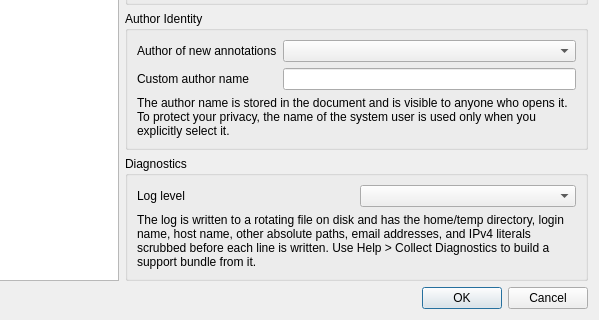
The window that Pdf4QtLibGui/pdfviewersettingsdialog.ui (studio-berry/loop) describes before a commit, drawn with Qt 5; both pictures show x 148 to 747 and y 297 to 617 of the 747 by 617 pixel window.
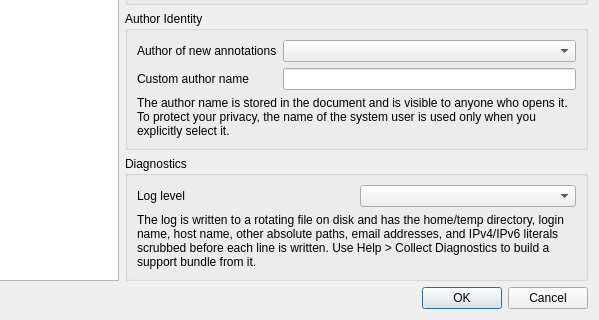
The same window after the commit. The open tabs and pages were chosen to show the change.

Commit message: Harden privacy-safe diagnostics bundles

What changed in the file:
```diff
--- a/Pdf4QtLibGui/pdfviewersettingsdialog.ui
+++ b/Pdf4QtLibGui/pdfviewersettingsdialog.ui
@@ -979,7 +979,7 @@
             <item row="1" column="0" colspan="2">
              <widget class="QLabel" name="diagnosticsHelpLabel">
               <property name="text">
-               <string>The log is written to a rotating file on disk and has the home/temp directory, login name, host name, other absolute paths, email addresses, and IPv4 literals scrubbed before each line is written. Use Help &gt; Collect Diagnostics to build a support bundle from it.</string>
+               <string>The log is written to a rotating file on disk and has the home/temp directory, login name, host name, other absolute paths, email addresses, and IPv4/IPv6 literals scrubbed before each line is written. Use Help &gt; Collect Diagnostics to build a support bundle from it.</string>
               </property>
               <property name="wordWrap">
                <bool>true</bool>
```
The commit also changes 15 other files.
